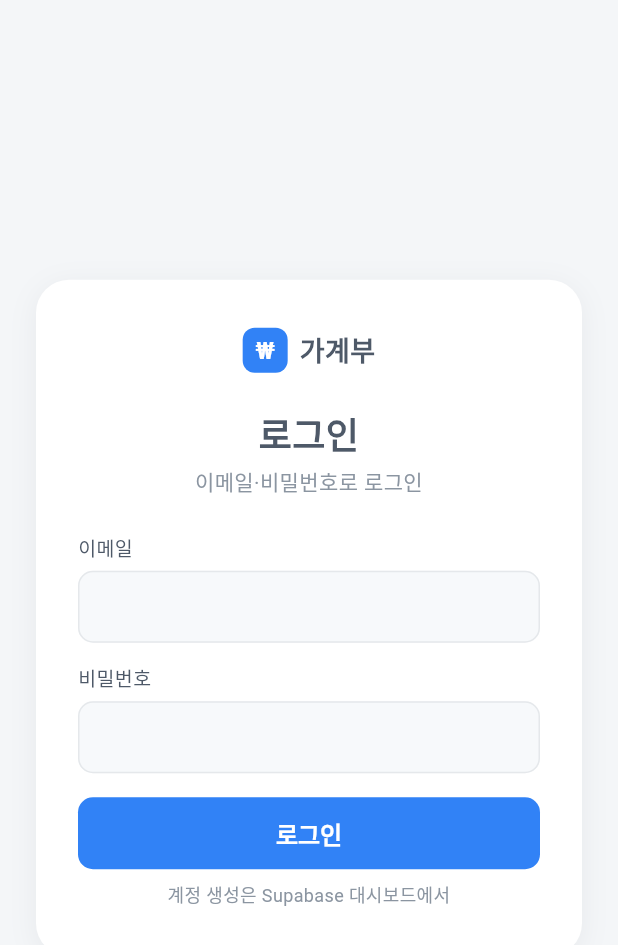
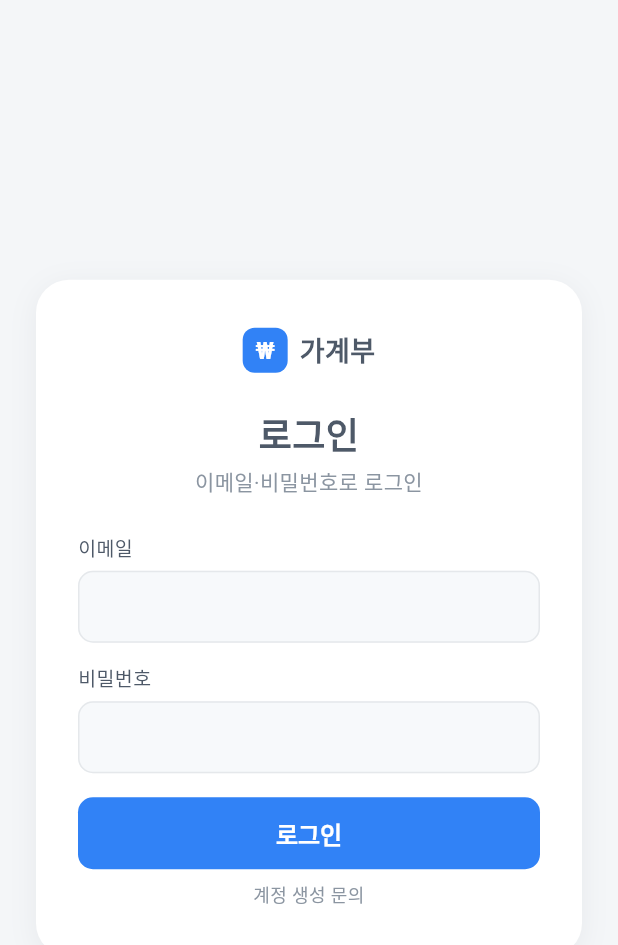
Before and after one commit to Returnmakdo/billionaire, a Flutter app: the screen it shows after launch, on a phone screen of 412 x 824 dp. Shown: the top 945 px of the screen. Run offline on Flutter 3.47's test engine with Material 3 defaults, Android fonts, the phone set to English and light mode, and no system bars; our stand-ins replace go_router, supabase_flutter; accounts and stored records are empty; Roboto replaces fonts that are missing (Pretendard).

Commit message:
Login: '계정 생성은 Supabase 대시보드에서' → '계정 생성 문의'

```diff
--- a/lib/screens/login_screen.dart
+++ b/lib/screens/login_screen.dart
@@ -137,7 +137,7 @@ class _LoginScreenState extends State<LoginScreen> {
                     ),
                     const SizedBox(height: 8),
                     const Text(
-                      '계정 생성은 Supabase 대시보드에서',
+                      '계정 생성 문의',
                       textAlign: TextAlign.center,
                       style: TextStyle(color: AppColors.text3, fontSize: 12),
                     ),
```
